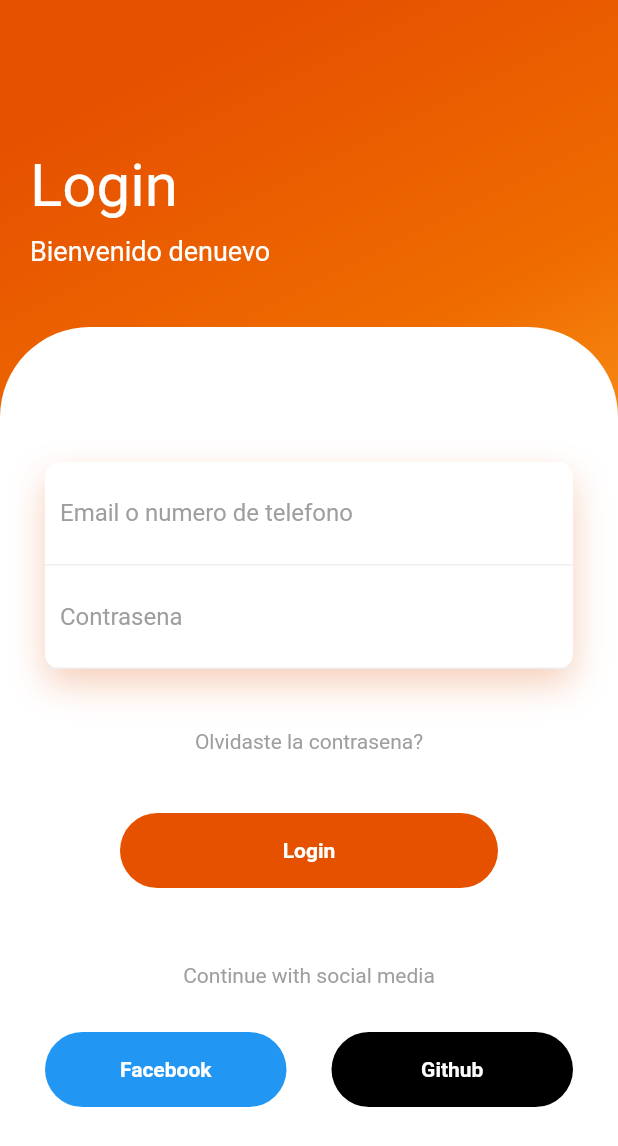
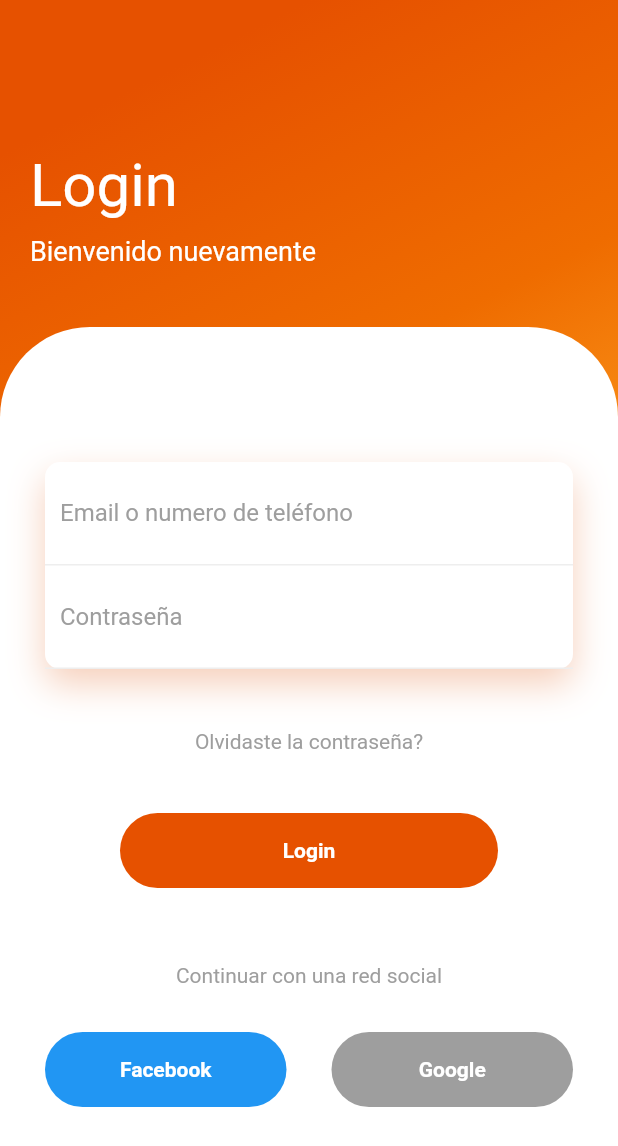
Before and after one commit to samtts14/PetsCare, a Flutter app: the Login2 screen opened directly, on a phone screen of 412 x 824 dp. Shown: the top 1146 px of the screen. Run offline on Flutter 3.47's test engine with Material 2 defaults, Android fonts, the phone set to English and light mode, and no system bars; our stand-ins replace carousel_pro, simple_animations.

Commit message:
Cambio de ciertos nombres y correcion de botones de red sociales del login

```diff
--- a/app_tesis/lib/main.dart
+++ b/app_tesis/lib/main.dart
@@ -14,7 +14,7 @@
 
   Widget build(BuildContext context){
     return new MaterialApp(
-      home: Menu(),
+      home: Login2(),
       // theme: new ThemeData(
         // primarySwitch: Colors.blue
       // )
--- a/app_tesis/lib/screen/login2.dart
+++ b/app_tesis/lib/screen/login2.dart
@@ -34,7 +34,7 @@
                 children: <Widget>[
                   FadeAnimation(1, Text("Login", style: TextStyle(color: Colors.white, fontSize: 40),)),
                   SizedBox(height: 10,),
-                  FadeAnimation(1.3, Text("Bienvenido denuevo", style: TextStyle(color: Colors.white, fontSize: 18),)),
+                  FadeAnimation(1.3, Text("Bienvenido nuevamente", style: TextStyle(color: Colors.white, fontSize: 18),)),
                 ],
               ),
             ),
@@ -69,7 +69,7 @@
                               ),
                               child: TextField(
                                 decoration: InputDecoration(
-                                  hintText: "Email o numero de telefono",
+                                  hintText: "Email o numero de teléfono",
                                   hintStyle: TextStyle(color: Colors.grey),
                                   border: InputBorder.none
                                 ),
@@ -82,7 +82,7 @@
                               ),
                               child: TextField(
                                 decoration: InputDecoration(
-                                  hintText: "Contrasena",
+                                  hintText: "Contraseña",
                                   hintStyle: TextStyle(color: Colors.grey),
                                   border: InputBorder.none
                                 ),
@@ -92,7 +92,7 @@
                         ),
                       )),
                       SizedBox(height: 40,),
-                      FadeAnimation(1.5, Text("Olvidaste la contrasena?", style: TextStyle(color: Colors.grey),)),
+                      FadeAnimation(1.5, Text("Olvidaste la contraseña?", style: TextStyle(color: Colors.grey),)),
                       SizedBox(height: 40,),
                       FadeAnimation(1.6, Container(
                         height: 50,
@@ -106,7 +106,7 @@
                         ),
                       )),
                       SizedBox(height: 50,),
-                      FadeAnimation(1.7, Text("Continue with social media", style: TextStyle(color: Colors.grey),)),
+                      FadeAnimation(1.7, Text("Continuar con una red social", style: TextStyle(color: Colors.grey),)),
                       SizedBox(height: 30,),
                       Row(
                         children: <Widget>[
@@ -128,10 +128,10 @@
                               height: 50,
                               decoration: BoxDecoration(
                                 borderRadius: BorderRadius.circular(50),
-                                color: Colors.black
+                                color: Colors.grey
                               ),
                               child: Center(
-                                child: Text("Github", style: TextStyle(color: Colors.white, fontWeight: FontWeight.bold),),
+                                child: Text("Google", style: TextStyle(color: Colors.white, fontWeight: FontWeight.bold),),
                               ),
                             )),
                           )
```
